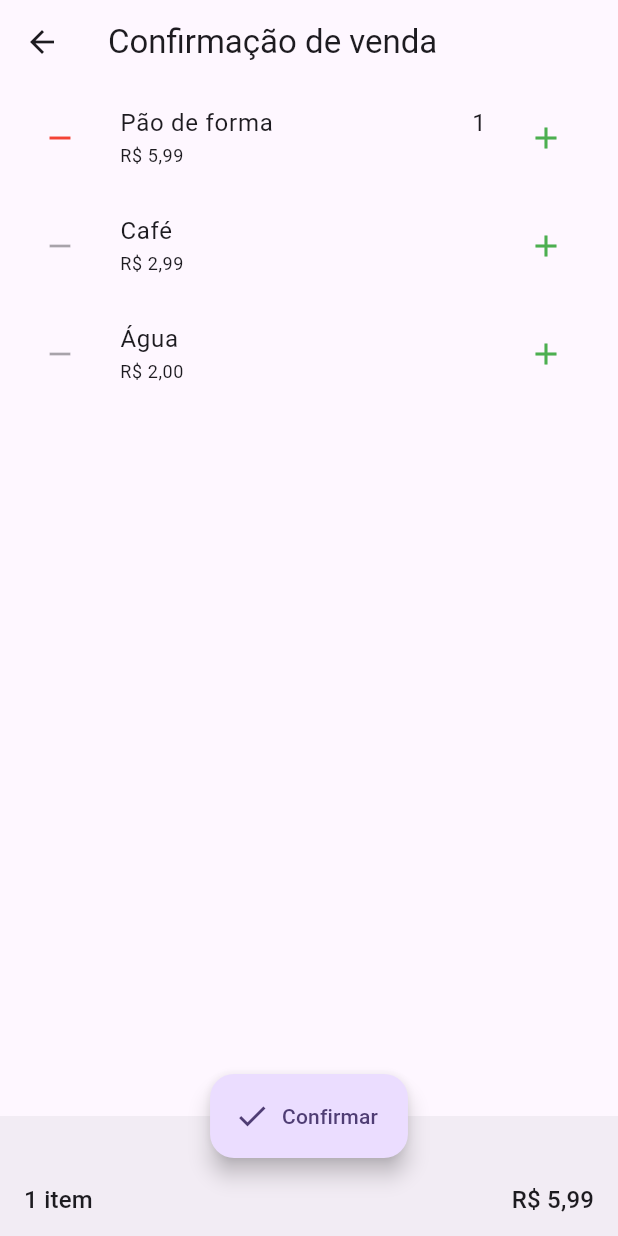
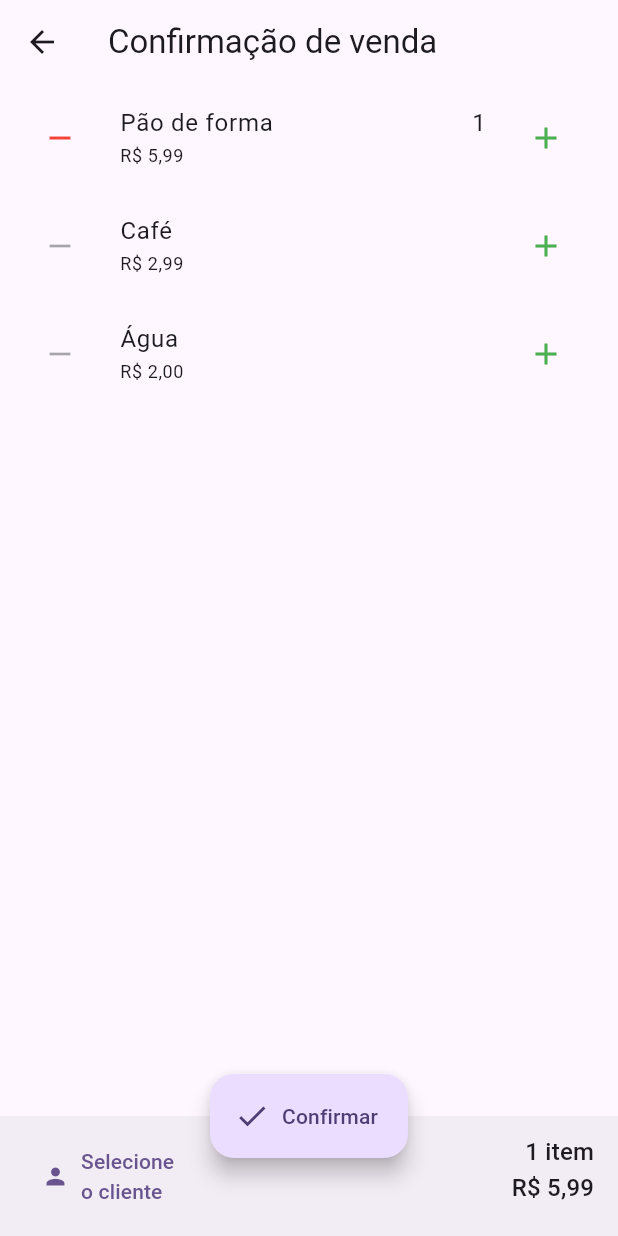
Before and after one commit to leandrofabianjr/todavenda, a Flutter app: the CartCheckoutView screen opened directly, after a tap on the "add" icon, on a phone screen of 412 x 824 dp. Run offline on Flutter 3.47's test engine with Material 2 defaults, Android fonts, the phone set to English and light mode, and no system bars; our stand-ins replace bloc, equatable, flutter_bloc, go_router.

Commit message:
Adicionado cliente na venda

```diff
--- a/lib/cart/bloc/cart_event.dart
+++ b/lib/cart/bloc/cart_event.dart
@@ -31,6 +31,15 @@ final class CartItemRemoved extends CartEvent {
   const CartItemRemoved({required this.product});
 
   final Product product;
+
+  @override
+  List<Object> get props => [];
+}
+
+final class CartClientAdded extends CartEvent {
+  const CartClientAdded({required this.client});
+
+  final Client client;
 
   @override
   List<Object> get props => [];
--- a/lib/cart/bloc/cart_state.dart
+++ b/lib/cart/bloc/cart_state.dart
@@ -19,11 +19,13 @@ final class CartState extends Equatable {
     this.items = const {},
     this.exception,
     this.sale,
+    this.client,
   });
 
   final CartStatus status;
   final Map<Product, int> items;
   final Sale? sale;
+  final Client? client;
 
   final Object? exception;
 
@@ -56,12 +58,14 @@ final class CartState extends Equatable {
     Map<Product, int>? items,
     Object? exception,
     Sale? sale,
+    Client? client,
   }) {
     return CartState(
       status: status ?? this.status,
       items: Map.from(items ?? this.items),
       exception: exception ?? this.exception,
       sale: sale ?? this.sale,
+      client: client ?? this.client,
     );
   }
 
--- a/lib/cart/pages/cart_page/cart_checkout_page.dart
+++ b/lib/cart/pages/cart_page/cart_checkout_page.dart
@@ -1,6 +1,8 @@
 import 'package:flutter/material.dart';
 import 'package:flutter_bloc/flutter_bloc.dart';
 import 'package:go_router/go_router.dart';
+import 'package:todavenda/clients/clients.dart';
+import 'package:todavenda/clients/widgets/client_selector.dart';
 import 'package:todavenda/commons/commons.dart';
 
 import '../../cart.dart';
@@ -44,6 +46,7 @@ class CartCheckoutView extends StatefulWidget {
 class _CartCheckoutViewState extends State<CartCheckoutView> {
   String formattedTotalQuantity = '';
   String formattedTotalPrice = '';
+  Client? selectedClient;
 
   @override
   Widget build(BuildContext context) {
@@ -58,10 +61,22 @@ class _CartCheckoutViewState extends State<CartCheckoutView> {
           title: const Text('Confirmação de venda'),
         ),
         bottomNavigationBar: BottomAppBar(
-          height: 80,
           child: Row(
             crossAxisAlignment: CrossAxisAlignment.end,
             mainAxisAlignment: MainAxisAlignment.spaceBetween,
+            children: [
+              SizedBox(
+                width: 120,
+                child: ClientSelector(
+                  clientsRepository: context.read<ClientsRepository>(),
+                  initial: selectedClient,
+                  onChanged: (client) => context
+                      .read<CartBloc>()
+                      .add(CartClientAdded(client: client)),
+                ),
+              ),
+              Column(
+                crossAxisAlignment: CrossAxisAlignment.end,
                 children: [
                   Text(
                     formattedTotalQuantity,
@@ -70,6 +85,8 @@ class _CartCheckoutViewState extends State<CartCheckoutView> {
                   Text(
                     formattedTotalPrice,
                     style: Theme.of(context).textTheme.titleMedium,
+                  ),
+                ],
               ),
             ],
           ),
@@ -85,6 +102,7 @@ class _CartCheckoutViewState extends State<CartCheckoutView> {
             setState(() {
               formattedTotalQuantity = state.formattedTotalQuantity;
               formattedTotalPrice = state.formattedTotalPrice;
+              selectedClient = state.client;
             });
           },
           builder: (context, state) {
--- a/lib/cart/pages/cart_page/cart_page.dart
+++ b/lib/cart/pages/cart_page/cart_page.dart
@@ -1,6 +1,8 @@
 import 'package:flutter/material.dart';
 import 'package:flutter_bloc/flutter_bloc.dart';
 import 'package:go_router/go_router.dart';
+import 'package:todavenda/clients/clients.dart';
+import 'package:todavenda/clients/widgets/client_selector.dart';
 import 'package:todavenda/commons/commons.dart';
 import 'package:todavenda/products/products.dart';
 
@@ -45,6 +47,7 @@ class CartView extends StatefulWidget {
 class _CartViewState extends State<CartView> {
   int totalQuantity = 0;
   String formattedTotalPrice = '';
+  Client? selectedClient;
 
   @override
   void initState() {
@@ -65,19 +68,30 @@ class _CartViewState extends State<CartView> {
               ),
             )
           : null,
-      floatingActionButtonLocation:
-          FloatingActionButtonLocation.miniCenterDocked,
+      floatingActionButtonLocation: FloatingActionButtonLocation.endDocked,
       bottomNavigationBar: BottomAppBar(
-        height: 54,
         child: Row(
-          crossAxisAlignment: CrossAxisAlignment.end,
+          crossAxisAlignment: CrossAxisAlignment.center,
+          mainAxisAlignment: MainAxisAlignment.spaceBetween,
           children: [
-            totalQuantity > 0
-                ? Text(
-                    formattedTotalPrice,
-                    style: Theme.of(context).textTheme.titleMedium,
-                  )
-                : const Text('Selecione algum item acima'),
+            SizedBox(
+              width: 160,
+              child: ClientSelector(
+                clientsRepository: context.read<ClientsRepository>(),
+                initial: selectedClient,
+                onChanged: (client) => context
+                    .read<CartBloc>()
+                    .add(CartClientAdded(client: client)),
+              ),
+            ),
+            if (totalQuantity > 0)
+              Padding(
+                padding: const EdgeInsets.only(right: 64),
+                child: Text(
+                  formattedTotalPrice,
+                  style: Theme.of(context).textTheme.titleMedium,
+                ),
+              ),
           ],
         ),
       ),
@@ -86,6 +100,7 @@ class _CartViewState extends State<CartView> {
           setState(() {
             totalQuantity = state.totalQuantity;
             formattedTotalPrice = state.formattedTotalPrice;
+            selectedClient = state.client;
           });
         },
         builder: (context, state) {
--- /dev/null
+++ b/lib/clients/widgets/client_selector.dart
@@ -0,0 +1,73 @@
+import 'package:flutter/material.dart';
+import 'package:todavenda/commons/commons.dart';
+
+import '../models/client.dart';
+import '../services/services.dart';
+
+class ClientSelector extends StatelessWidget {
+  const ClientSelector({
+    super.key,
+    required this.clientsRepository,
+    required this.onChanged,
+    this.initial,
+  });
+
+  final ClientsRepository clientsRepository;
+  final Client? initial;
+  final void Function(Client client) onChanged;
+
+  @override
+  Widget build(BuildContext context) {
+    return TextButton.icon(
+      onPressed: () {
+        showDialog<Client>(
+          context: context,
+          builder: (context) {
+            return SimpleDialog(
+              title: const Text('Selecione o cliente'),
+              children: [
+                FutureBuilder(
+                  future: clientsRepository.loadClients(),
+                  builder: (context, snapshot) {
+                    if (snapshot.hasError) {
+                      return ErrorWidget(snapshot.error!);
+                    }
+
+                    if (!snapshot.hasData) {
+                      return const LoadingWidget();
+                    }
+
+                    final clients = snapshot.data!;
+
+                    return Column(
+                      children: clients
+                          .map(
+                            (client) => ListTile(
+                              selected: client == initial,
+                              title: Text(client.name),
+                              onTap: () => Navigator.of(context).pop(client),
+                            ),
+                          )
+                          .toList(),
+                    );
+                  },
+                ),
+              ],
+            );
+          },
+        ).then((client) {
+          if (client != null) {
+            onChanged(client);
+          }
+        });
+      },
+      icon: const Icon(Icons.person),
+      label: initial == null
+          ? const Text('Selecione o cliente')
+          : Text(
+              initial!.name,
+              overflow: TextOverflow.ellipsis,
+            ),
+    );
+  }
+}
--- a/lib/sales/models/sale.dart
+++ b/lib/sales/models/sale.dart
@@ -1,6 +1,7 @@
 import 'dart:convert';
 
 import 'package:equatable/equatable.dart';
+import 'package:todavenda/clients/clients.dart';
 import 'package:todavenda/commons/commons.dart';
 import 'package:todavenda/sales/models/payment.dart';
 
@@ -12,6 +13,7 @@ class Sale extends Equatable {
     required this.items,
     required this.total,
     this.payments = const [],
+    this.client,
     this.createdAt,
   });
 
@@ -19,6 +21,7 @@ class Sale extends Equatable {
   final List<SaleItem> items;
   final double total;
   final List<Payment> payments;
+  final Client? client;
   final DateTime? createdAt;
 
   String get formattedCreatedAt => DateTimeFormatter.shortDateTime(createdAt);
@@ -49,6 +52,7 @@ class Sale extends Equatable {
       'items': items.map((e) => e.toJson()).toList(),
       'total': total,
       'payments': payments.map((e) => e.toJson()).toList(),
+      'client': client?.toJson(),
       'createdAt': createdAt.toString(),
     };
   }
--- a/lib/sales/services/sales_repository.dart
+++ b/lib/sales/services/sales_repository.dart
@@ -1,3 +1,4 @@
+import 'package:todavenda/clients/models/client.dart';
 import 'package:todavenda/products/products.dart';
 import 'package:todavenda/sales/models/models.dart';
 
@@ -6,9 +7,7 @@ abstract class SalesRepository {
 
   Future<List<Sale>> loadSales();
 
-  Future<Sale> createSale({
-    required Map<Product, int> items,
-  });
+  Future<Sale> createSale({required Map<Product, int> items, Client? client});
 
   Future<void> removeSale(String uuid);
 
--- a/lib/sales/services/sales_repository_mock.dart
+++ b/lib/sales/services/sales_repository_mock.dart
@@ -1,3 +1,4 @@
+import 'package:todavenda/clients/clients.dart';
 import 'package:todavenda/products/products.dart';
 import 'package:todavenda/sales/models/payment.dart';
 import 'package:uuid/uuid.dart';
@@ -69,7 +70,8 @@ class SalesRepositoryMock implements SalesRepository {
   }
 
   @override
-  Future<Sale> createSale({required Map<Product, int> items}) async {
+  Future<Sale> createSale(
+      {required Map<Product, int> items, Client? client}) async {
     final saleItems = items.entries.fold<List<SaleItem>>(
       [],
       (saleItems, entry) {
@@ -89,6 +91,7 @@ class SalesRepositoryMock implements SalesRepository {
       uuid: uuid.v4(),
       items: saleItems,
       total: saleItems.fold(0, (total, i) => total + i.unitPrice * i.quantity),
+      client: client,
       createdAt: DateTime.now(),
     );
     await _delayed(() => _sales.add(sale));
@@ -130,6 +133,7 @@ class SalesRepositoryMock implements SalesRepository {
       total: sale.total,
       payments: [...sale.payments, payment],
       createdAt: sale.createdAt,
+      client: sale.client,
     );
     _sales[saleIndex] = newSale;
 
```
Also changed, not shown: lib/cart/bloc/cart_bloc.dart (+8 -1 lines), lib/sales/pages/sale/sale_page.dart (+8 -0 lines). Lines whose indentation alone changed are shown as unchanged.
